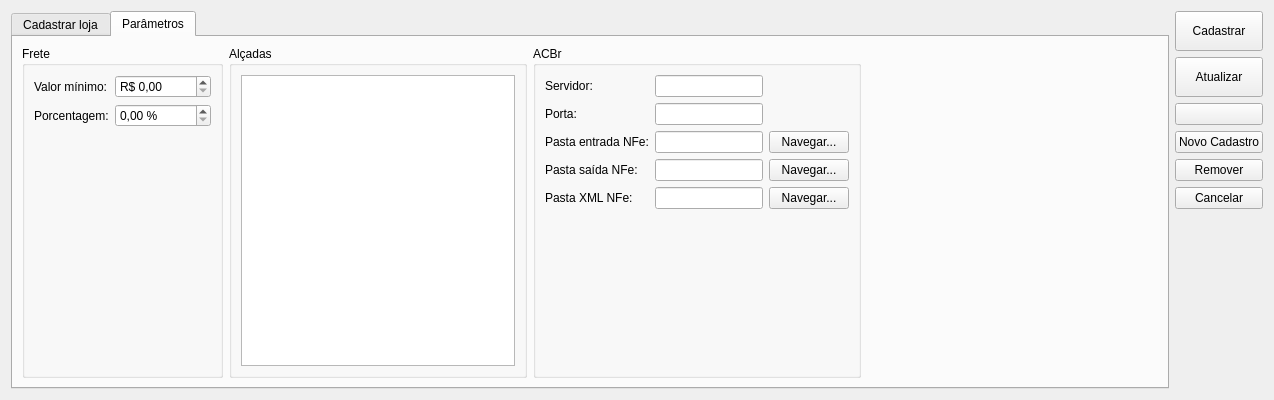
Above: ui/cadastroloja.ui from lellisls/ERP-STACCATO before the change. Below: the same form after it.
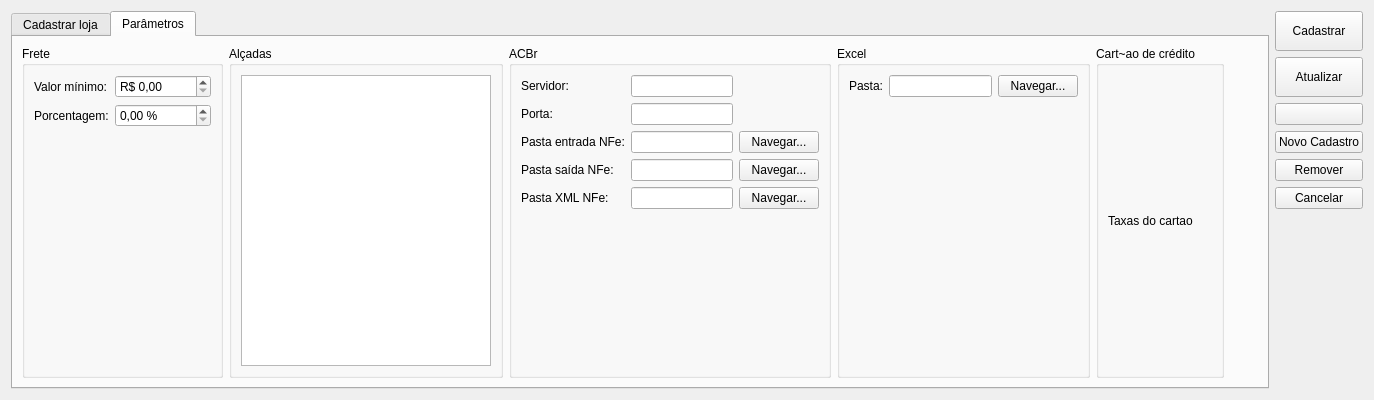
That is the form after the change. The open tabs and pages were chosen to show the change. Icons and pictures are not drawn. Custom widgets are drawn as their Qt base class.

Commit message: Início de parametrizações de alguns dados da loja

The edit to the form file:
```diff
--- a/ui/cadastroloja.ui
+++ b/ui/cadastroloja.ui
@@ -9,7 +9,7 @@
    <rect>
     <x>0</x>
     <y>0</y>
-    <width>1274</width>
+    <width>1374</width>
     <height>400</height>
    </rect>
   </property>
@@ -497,14 +497,45 @@
        <string>Parâmetros</string>
       </attribute>
       <layout class="QGridLayout" name="gridLayout_2">
-       <item row="0" column="1">
-        <widget class="QGroupBox" name="groupBoxAlcadas">
+       <item row="0" column="3">
+        <widget class="QGroupBox" name="groupBox_2">
          <property name="title">
-          <string>Alçadas</string>
+          <string>Excel</string>
          </property>
-         <layout class="QGridLayout" name="gridLayout_8">
-          <item row="0" column="0">
-           <widget class="QTableView" name="tableAlcadas"/>
+         <layout class="QGridLayout" name="gridLayout_11">
+          <item row="1" column="2">
+           <widget class="QPushButton" name="pushButtonPastaExcel">
+            <property name="text">
+             <string>Navegar...</string>
+            </property>
+           </widget>
+          </item>
+          <item row="1" column="1">
+           <widget class="QLineEdit" name="lineEditPastaExcel">
+            <property name="text">
+             <string/>
+            </property>
+           </widget>
+          </item>
+          <item row="1" column="0">
+           <widget class="QLabel" name="labelPastaExcel">
+            <property name="text">
+             <string>Pasta:</string>
+            </property>
+           </widget>
+          </item>
+          <item row="2" column="1">
+           <spacer name="verticalSpacer_5">
+            <property name="orientation">
+             <enum>Qt::Vertical</enum>
+            </property>
+            <property name="sizeHint" stdset="0">
+             <size>
+              <width>20</width>
+              <height>40</height>
+             </size>
+            </property>
+           </spacer>
           </item>
          </layout>
         </widget>
@@ -575,19 +606,6 @@
          </layout>
         </widget>
        </item>
-       <item row="0" column="3">
-        <spacer name="horizontalSpacer">
-         <property name="orientation">
-          <enum>Qt::Horizontal</enum>
-         </property>
-         <property name="sizeHint" stdset="0">
-          <size>
-           <width>40</width>
-           <height>20</height>
-          </size>
-         </property>
-        </spacer>
-       </item>
        <item row="0" column="2">
         <widget class="QGroupBox" name="groupBoxACBr">
          <property name="title">
@@ -701,6 +719,47 @@
          </layout>
         </widget>
        </item>
+       <item row="0" column="1">
+        <widget class="QGroupBox" name="groupBoxAlcadas">
+         <property name="title">
+          <string>Alçadas</string>
+         </property>
+         <layout class="QGridLayout" name="gridLayout_8">
+          <item row="0" column="0">
+           <widget class="QTableView" name="tableAlcadas"/>
+          </item>
+         </layout>
+        </widget>
+       </item>
+       <item row="0" column="5">
+        <spacer name="horizontalSpacer">
+         <property name="orientation">
+          <enum>Qt::Horizontal</enum>
+         </property>
+         <property name="sizeHint" stdset="0">
+          <size>
+           <width>40</width>
+           <height>20</height>
+          </size>
+         </property>
+        </spacer>
+       </item>
+       <item row="0" column="4">
+        <widget class="QGroupBox" name="groupBox_3">
+         <property name="title">
+          <string>Cart~ao de crédito</string>
+         </property>
+         <layout class="QGridLayout" name="gridLayout_10">
+          <item row="0" column="0">
+           <widget class="QLabel" name="label_3">
+            <property name="text">
+             <string>Taxas do cartao</string>
+            </property>
+           </widget>
+          </item>
+         </layout>
+        </widget>
+       </item>
       </layout>
      </widget>
     </widget>
```
The commit also changes 1 other file.
